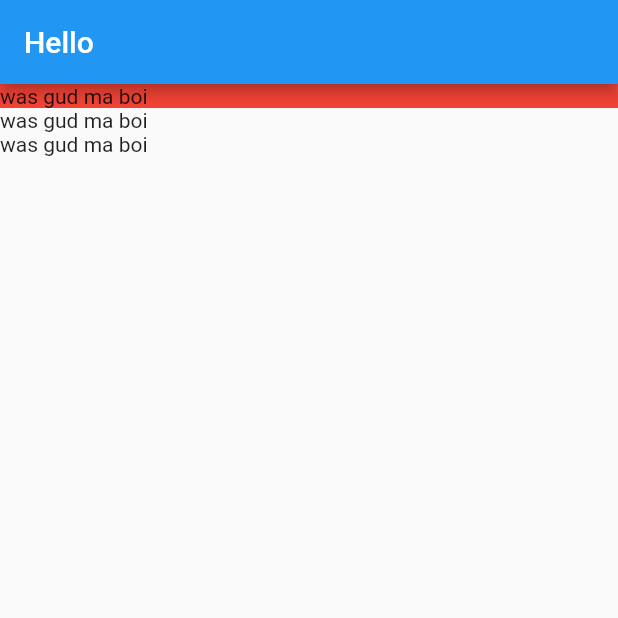
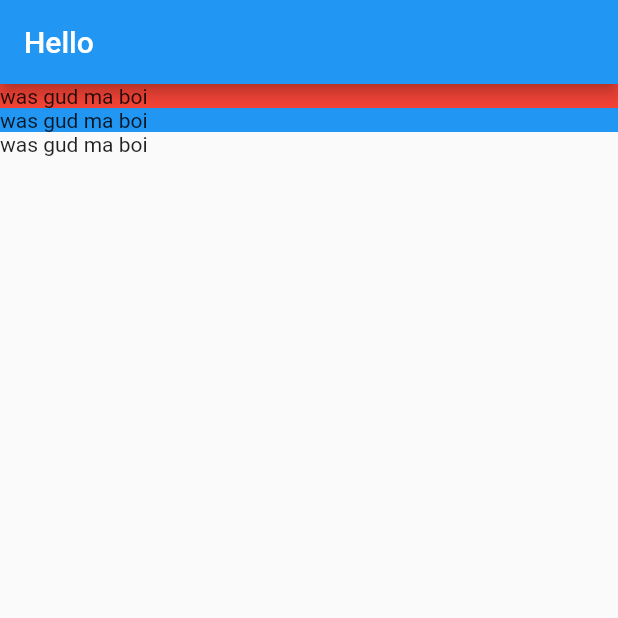
Before and after one commit to ezhang7423/flutter2, a Flutter app: the screen it shows after launch, on a phone screen of 412 x 824 dp, the top half of it. Run offline on Flutter 3.47's test engine with Material 2 defaults, Android fonts, the phone set to English and light mode, and no system bars.

Commit message:
fix widget_test

```diff
--- a/lib/screens/location_detail/location_detail.dart
+++ b/lib/screens/location_detail/location_detail.dart
@@ -14,7 +14,11 @@ class LocationDetail extends StatelessWidget {
                     color: Colors.red,
                   ),
                   child: Text('was gud ma boi')),
-              Container(child: Text('was gud ma boi')),
+              Container(
+                  decoration: BoxDecoration(
+                    color: Colors.blue,
+                  ),
+                  child: Text('was gud ma boi')),
               Container(child: Text('was gud ma boi')),
             ]));
   }
```
Also changed, not shown: package-lock.json (added), 1 other file.
